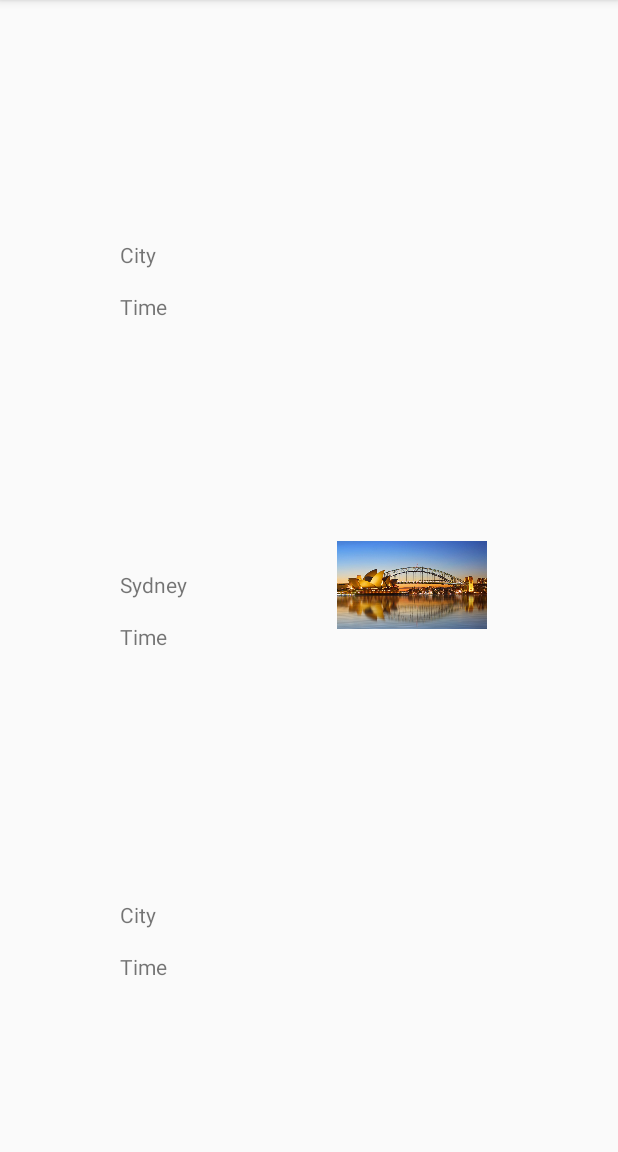
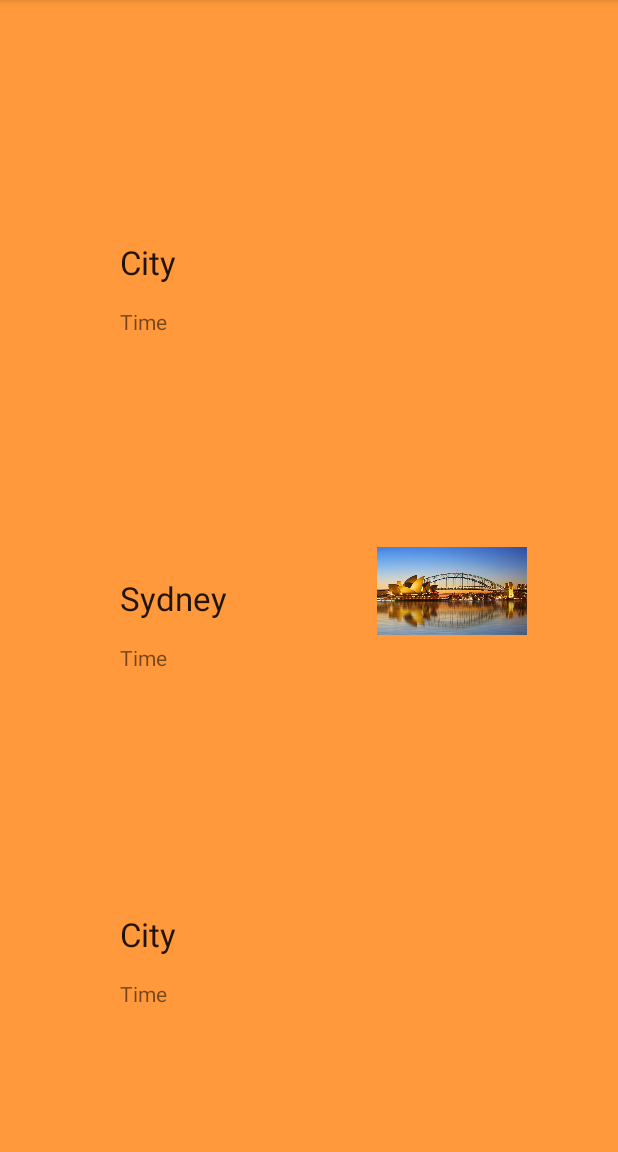
Before and after one commit to selinalekhac/INFS3634-Task-1, an Android app: the screen it shows after launch (MainActivity), on a phone screen of 412 x 824 dp, the part 84-1236 px from its top. Run offline under Robolectric (Android 15) with nearby library versions, the phone set to English and light mode, and no system bars.

Commit message:
added orange background, still cant setText

```diff
--- a/app/src/main/java/com/example/infs3634hwtask1/MainActivity.java
+++ b/app/src/main/java/com/example/infs3634hwtask1/MainActivity.java
@@ -23,9 +23,10 @@ public class MainActivity extends AppCompatActivity {
         setContentView(R.layout.activity_main);
 
         ConstraintLayout layoutSydney = findViewById(R.id.layout_sydney);
-        TextView layoutSydneyText = layoutSydney.findViewById(R.id.cityTextView);
+        TextView layoutSydneyText = layoutSydney.findViewById(R.id.city_textview_id);
         layoutSydneyText.setText(R.string.sydney);
-        ImageView layoutSydneyImage = layoutSydney.findViewById(R.id.cityImageView);
+
+        ImageView layoutSydneyImage = layoutSydney.findViewById(R.id.city_imageview_id);
         layoutSydneyImage.setImageResource(R.drawable.sydneyharbourbridge);
 
 /*
--- a/app/src/main/res/layout/activity_main.xml
+++ b/app/src/main/res/layout/activity_main.xml
@@ -4,6 +4,7 @@
     xmlns:tools="http://schemas.android.com/tools"
     android:layout_width="match_parent"
     android:layout_height="match_parent"
+    android:background="@color/colorOrange"
     tools:context=".MainActivity">
 
     <ScrollView
--- a/app/src/main/res/layout/chunk_time_city_layout.xml
+++ b/app/src/main/res/layout/chunk_time_city_layout.xml
@@ -7,18 +7,20 @@
     tools:context=".MainActivity">
 
     <TextView
-        android:id="@+id/cityTextView"
+        android:id="@+id/city_textview_id"
         android:layout_width="wrap_content"
         android:layout_height="wrap_content"
         android:layout_marginStart="80dp"
         android:layout_marginLeft="80dp"
         android:layout_marginTop="160dp"
         android:text="@string/City"
+        android:textAppearance="@style/TextAppearance.AppCompat.Large"
+        android:visibility="visible"
         app:layout_constraintStart_toStartOf="parent"
         app:layout_constraintTop_toTopOf="parent" />
 
     <TextView
-        android:id="@+id/timeTextView"
+        android:id="@+id/time_textview_id"
         android:layout_width="wrap_content"
         android:layout_height="wrap_content"
         android:layout_marginStart="80dp"
@@ -26,17 +28,17 @@
         android:layout_marginTop="15dp"
         android:text="@string/Time"
         app:layout_constraintStart_toStartOf="parent"
-        app:layout_constraintTop_toBottomOf="@+id/cityTextView" />
+        app:layout_constraintTop_toBottomOf="@+id/city_textview_id" />
 
     <ImageView
-        android:id="@+id/cityImageView"
+        android:id="@+id/city_imageview_id"
         android:layout_width="100dp"
         android:layout_height="100dp"
         android:layout_marginStart="100dp"
         android:layout_marginLeft="100dp"
         android:layout_marginTop="120dp"
         android:contentDescription="@string/City"
-        app:layout_constraintStart_toEndOf="@+id/cityTextView"
+        app:layout_constraintStart_toEndOf="@+id/city_textview_id"
         app:layout_constraintTop_toTopOf="parent"
         tools:srcCompat="@drawable/londonbigben" />
 </androidx.constraintlayout.widget.ConstraintLayout>
--- a/app/src/main/res/values/colors.xml
+++ b/app/src/main/res/values/colors.xml
@@ -3,4 +3,6 @@
     <color name="colorPrimary">#008577</color>
     <color name="colorPrimaryDark">#00574B</color>
     <color name="colorAccent">#D81B60</color>
+    <color name="colorOrange">#FF993B</color>
+
 </resources>
```
Also changed, not shown: app/src/main/res/drawable/orangebackground.png (added), 1 other file.
